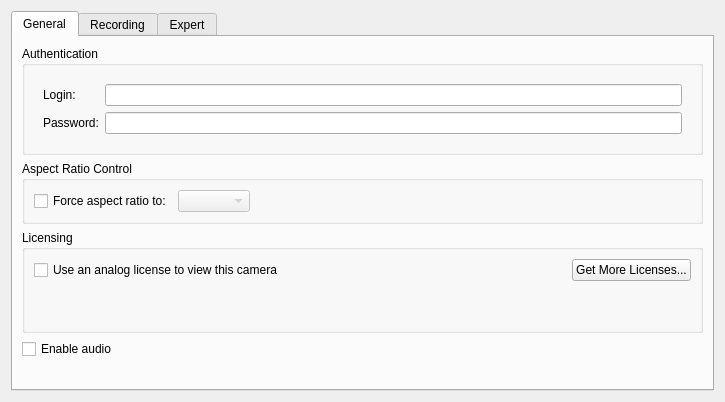
Above: client/src/ui/widgets/properties/multiple_camera_settings_widget.ui from networkoptix/nx_open before the change. Below: the same form after it.
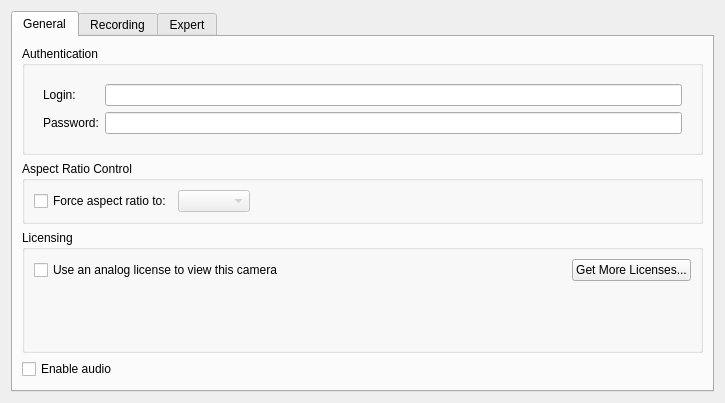
That is the form after the change. Custom widgets are drawn as their Qt base class.

Commit message:
(Issue #3557) :  Professional licenses can be used on edge
<==== Mercurial data ====>
Branch: roma_pack2

```diff
--- a/client/src/ui/widgets/properties/multiple_camera_settings_widget.ui
+++ b/client/src/ui/widgets/properties/multiple_camera_settings_widget.ui
@@ -173,6 +173,13 @@
             </property>
            </widget>
           </item>
+          <item>
+           <widget class="QLabel" name="edgeLicensesLabel">
+            <property name="text">
+             <string/>
+            </property>
+           </widget>
+          </item>
          </layout>
         </widget>
        </item>
```
The commit also changes 17 other files.
